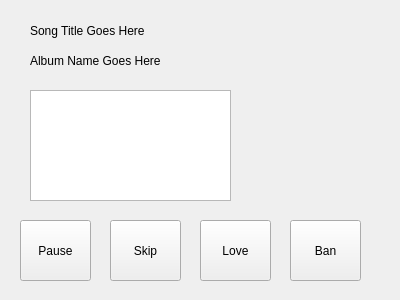
Above: qAndora.ui from JeffHoogland/qAndora before the change. Below: the same form after it.
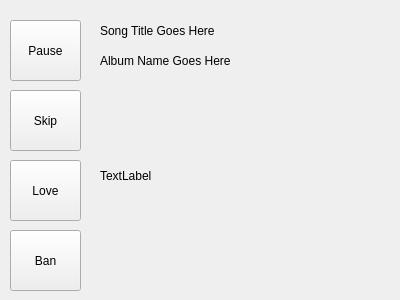
That is the form after the change.

```diff
--- a/qAndora.ui
+++ b/qAndora.ui
@@ -16,8 +16,8 @@
   <widget class="QToolButton" name="playPauseButton">
    <property name="geometry">
     <rect>
-     <x>20</x>
-     <y>220</y>
+     <x>10</x>
+     <y>20</y>
      <width>71</width>
      <height>61</height>
     </rect>
@@ -29,8 +29,8 @@
   <widget class="QToolButton" name="skipButton">
    <property name="geometry">
     <rect>
-     <x>110</x>
-     <y>220</y>
+     <x>10</x>
+     <y>90</y>
      <width>71</width>
      <height>61</height>
     </rect>
@@ -42,8 +42,8 @@
   <widget class="QToolButton" name="loveButton">
    <property name="geometry">
     <rect>
-     <x>200</x>
-     <y>220</y>
+     <x>10</x>
+     <y>160</y>
      <width>71</width>
      <height>61</height>
     </rect>
@@ -55,8 +55,8 @@
   <widget class="QToolButton" name="banButton">
    <property name="geometry">
     <rect>
-     <x>290</x>
-     <y>220</y>
+     <x>10</x>
+     <y>230</y>
      <width>71</width>
      <height>61</height>
     </rect>
@@ -68,9 +68,9 @@
   <widget class="QLabel" name="titleLabel">
    <property name="geometry">
     <rect>
-     <x>30</x>
+     <x>100</x>
      <y>20</y>
-     <width>321</width>
+     <width>201</width>
      <height>21</height>
     </rect>
    </property>
@@ -81,7 +81,7 @@
   <widget class="QLabel" name="albumLabel">
    <property name="geometry">
     <rect>
-     <x>30</x>
+     <x>100</x>
      <y>50</y>
      <width>201</width>
      <height>21</height>
@@ -91,15 +91,24 @@
     <string>Album Name Goes Here</string>
    </property>
   </widget>
-  <widget class="QGraphicsView" name="albumArtView">
+  <widget class="QLabel" name="albumImage">
    <property name="geometry">
     <rect>
-     <x>30</x>
-     <y>90</y>
-     <width>201</width>
-     <height>111</height>
+     <x>100</x>
+     <y>80</y>
+     <width>241</width>
+     <height>191</height>
     </rect>
    </property>
+   <property name="minimumSize">
+    <size>
+     <width>241</width>
+     <height>191</height>
+    </size>
+   </property>
+   <property name="text">
+    <string>TextLabel</string>
+   </property>
   </widget>
  </widget>
  <resources/>
```
